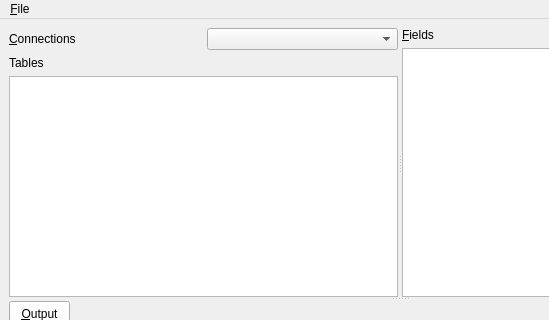
Before: the Qt Designer form ui/migrainewindow.ui in kandalf/migraine, drawn with Qt 5; both pictures show x 0 to 549 and y 0 to 320 of the 800 by 600 pixel window.
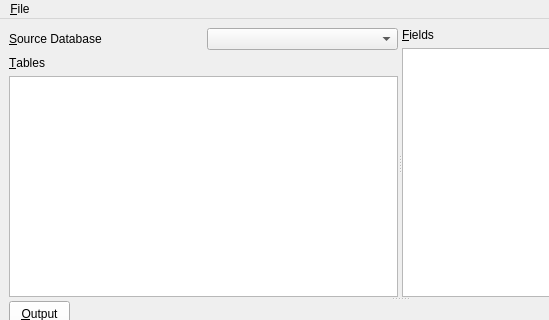
After: the same form once the commit is applied.

Commit message: TreeModel and TreeItem fixed. Tables are shown now

```diff
--- a/ui/migrainewindow.ui
+++ b/ui/migrainewindow.ui
@@ -30,7 +30,7 @@
            <item>
             <widget class="QLabel" name="label" >
              <property name="text" >
-              <string>&amp;Connections</string>
+              <string>&amp;Source Database</string>
              </property>
              <property name="buddy" >
               <cstring>dbSrcConnCombo</cstring>
@@ -47,7 +47,10 @@
            <item>
             <widget class="QLabel" name="label_3" >
              <property name="text" >
-              <string>Tables</string>
+              <string>&amp;Tables</string>
+             </property>
+             <property name="buddy" >
+              <cstring>connTreeView</cstring>
              </property>
             </widget>
            </item>
```
Left out of the diff: 12 changed lines with no effect on the pictures. The commit also changes 6 other files.
